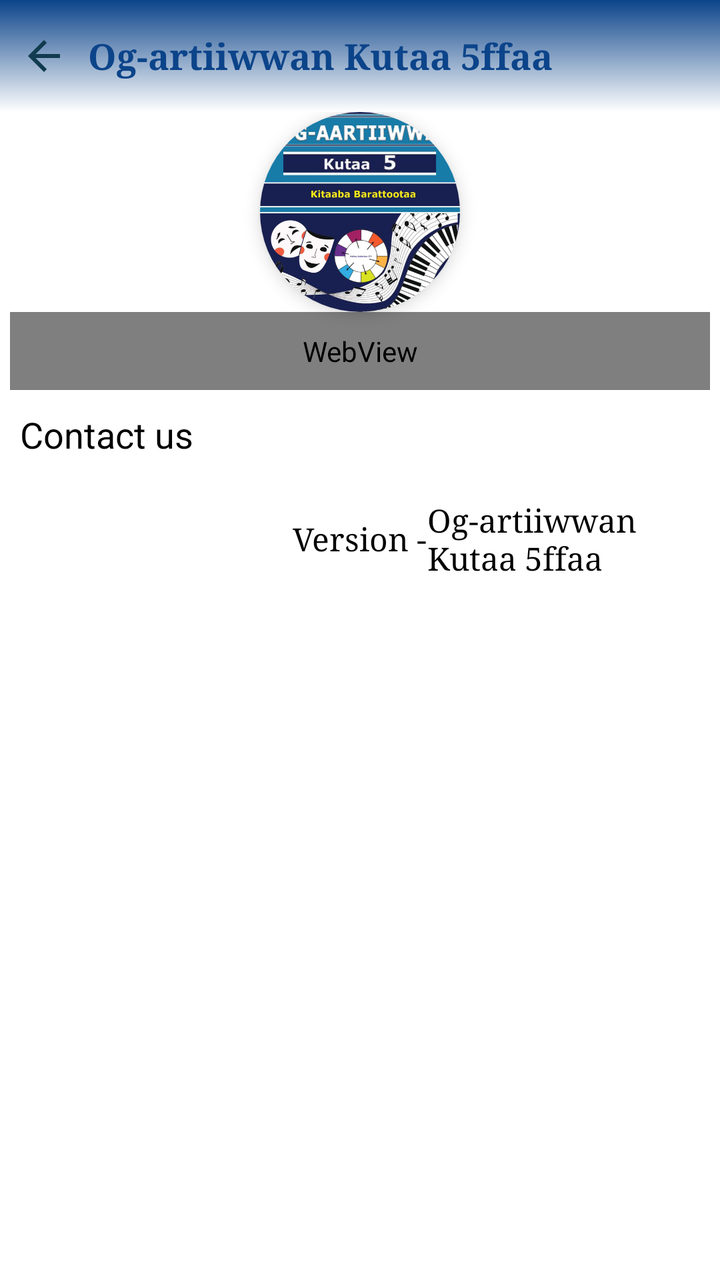
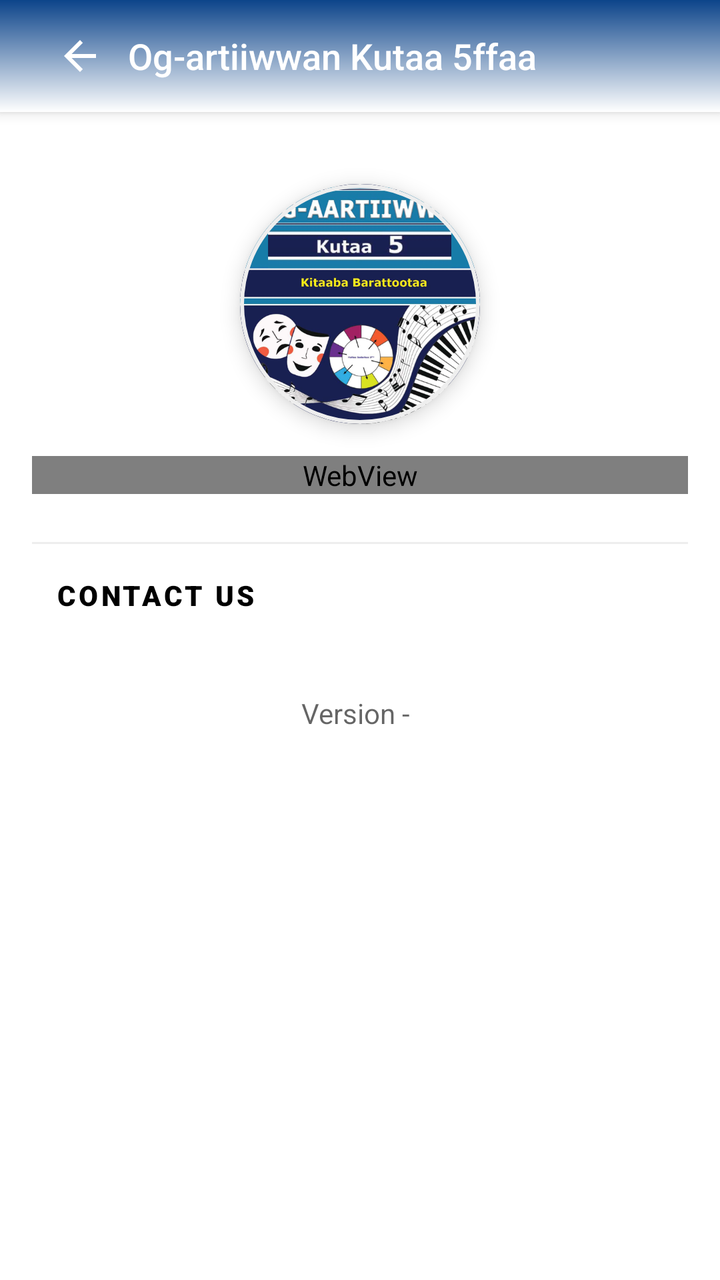

Screens rendered from an Android XML layout before and after an edit, with the pre-edit source and the edit as a unified diff.
<!-- AndroidManifest.xml: application theme AppTheme -->
<!-- res/layout/activity_about.xml -->
<?xml version="1.0" encoding="utf-8"?>
<RelativeLayout xmlns:android="http://schemas.android.com/apk/res/android"
    xmlns:ads="http://schemas.android.com/apk/res-auto"
    xmlns:tools="http://schemas.android.com/tools"
    android:layout_width="match_parent"
    android:layout_height="match_parent"
    xmlns:app="http://schemas.android.com/apk/res-auto"
    android:layout_weight="100"
    android:background="@color/white"
    android:orientation="vertical">

    <RelativeLayout
        android:id="@+id/toolbar"
        android:layout_width="match_parent"
        android:layout_height="?attr/actionBarSize"
        android:background="@drawable/nav_header_bg">

        <ImageButton
            android:id="@+id/ib_back"
            android:layout_width="wrap_content"
            android:layout_height="wrap_content"
            android:layout_centerVertical="true"
            android:background="@android:color/transparent"
            android:contentDescription="@string/app_name"
            android:padding="10dp"
            android:src="@drawable/ic_baseline_arrow_back_24" />

        <TextView
            android:id="@+id/tv_title"
            android:layout_width="match_parent"
            android:layout_height="wrap_content"
            android:layout_centerVertical="true"
            android:layout_marginEnd="40dp"
            android:layout_toEndOf="@id/ib_back"
            android:ellipsize="marquee"
            android:fontFamily="serif"
            android:singleLine="true"
            android:text="@string/app_name"
            android:textColor="@color/colorPrimaryDark"
            android:textSize="18sp"
            android:textStyle="bold" />

    </RelativeLayout>

    <ScrollView
        android:layout_width="match_parent"
        android:layout_height="wrap_content"
        android:layout_below="@id/toolbar"
        android:background="@color/white">

        <LinearLayout
            android:layout_width="match_parent"
            android:layout_height="match_parent"
            android:orientation="vertical">

            <androidx.cardview.widget.CardView
                android:layout_width="100dp"
                android:layout_height="100dp"
                ads:cardElevation="5dp"
                ads:cardMaxElevation="10dp"
                ads:cardCornerRadius="100dp"
                android:layout_gravity="center_horizontal">

                <ImageView
                    android:id="@+id/imageView"
                    android:layout_width="100dp"
                    android:layout_height="100dp"
                    android:layout_gravity="center_horizontal"
                    android:contentDescription="@string/app_name"
                    android:scaleType="centerCrop"
                    android:src="@drawable/icon" />

            </androidx.cardview.widget.CardView>

            <WebView
                android:id="@+id/webView"
                android:layout_width="match_parent"
                android:layout_height="wrap_content"
                android:layout_marginStart="5dp"
                android:layout_marginEnd="5dp"
                android:padding="10dp" />

            <LinearLayout
                android:layout_width="match_parent"
                android:layout_height="wrap_content"
                android:orientation="vertical">

                <TextView
                    style="@style/TextAppearance.MaterialComponents.Headline3"
                    android:layout_width="match_parent"
                    android:layout_height="wrap_content"
                    android:padding="10dp"
                    android:textColor="@color/black"
                    android:text="@string/contact_us"
                    android:textSize="18sp" />

                <androidx.recyclerview.widget.RecyclerView
                    android:id="@+id/recycler_about"
                    android:layout_width="match_parent"
                    android:layout_height="wrap_content"
                    android:orientation="horizontal"
                    app:layoutManager="androidx.recyclerview.widget.StaggeredGridLayoutManager"
                    app:spanCount="2"
                    tools:listitem="@layout/about_list_item" />

            </LinearLayout>

            <RelativeLayout
                android:layout_width="match_parent"
                android:layout_height="wrap_content">

                <TextView
                    android:id="@+id/v"
                    android:layout_width="wrap_content"
                    android:layout_height="wrap_content"
                    android:layout_centerInParent="true"
                    android:fontFamily="serif"
                    android:padding="10dp"
                    android:paddingStart="0dp"
                    android:paddingEnd="0dp"
                    android:text="@string/version"
                    android:textSize="16sp" />

                <TextView
                    android:id="@+id/version_tv"
                    android:layout_width="wrap_content"
                    android:layout_height="wrap_content"
                    android:layout_centerVertical="true"
                    android:fontFamily="serif"
                    android:textSize="16sp"
                    android:layout_toEndOf="@+id/v"
                    android:padding="10dp"
                    android:paddingStart="0dp"
                    android:paddingEnd="0dp"
                    android:text="@string/app_name" />

            </RelativeLayout>

            <LinearLayout
                android:id="@+id/banner_container"
                android:layout_width="match_parent"
                android:layout_height="wrap_content"
                android:orientation="vertical"/>

        </LinearLayout>

    </ScrollView>

</RelativeLayout>
<!-- res/layout/about_list_item.xml (included above) -->
<?xml version="1.0" encoding="utf-8"?>
<androidx.cardview.widget.CardView xmlns:android="http://schemas.android.com/apk/res/android"
    xmlns:ads="http://schemas.android.com/apk/res-auto"
    android:layout_width="250dp"
    android:layout_height="wrap_content"
    android:layout_margin="5dp"
    android:background="@color/white"
    ads:cardCornerRadius="3dp"
    ads:cardElevation="5dp"
    ads:cardMaxElevation="10dp">

    <RelativeLayout
        android:layout_width="match_parent"
        android:layout_height="wrap_content"
        android:background="@color/white"
        android:padding="5dp">

        <ImageView
            android:id="@+id/image_about"
            android:layout_width="32dp"
            android:layout_height="32dp"
            android:contentDescription="@string/app_name"
            android:scaleType="fitXY"
            android:src="@drawable/fb" />

        <TextView
            android:id="@+id/about_name"
            android:layout_width="match_parent"
            android:layout_height="32dp"
            android:layout_marginStart="10dp"
            android:layout_marginEnd="10dp"
            android:singleLine="true"
            android:layout_toEndOf="@id/image_about"
            android:fontFamily="serif"
            android:gravity="center_vertical"
            android:text="@string/app_name"
            android:textSize="16sp" />

    </RelativeLayout>

</androidx.cardview.widget.CardView>
<!-- resources referenced by this layout -->
<resources>
  <color name="black">#FF000000</color>
  <color name="colorPrimaryDark">#0C448A</color>
  <color name="white">#FFFFFFFF</color>
  <!-- drawable fb: png bitmap (drawable, 4640 bytes) -->
  <!-- drawable ic_baseline_arrow_back_24 (drawable) -->
  <vector android:autoMirrored="true" android:height="24dp"
      android:tint="#113B4E" android:viewportHeight="24"
      android:viewportWidth="24" android:width="24dp" xmlns:android="http://schemas.android.com/apk/res/android">
      <path android:fillColor="@android:color/white" android:pathData="M20,11H7.83l5.59,-5.59L12,4l-8,8 8,8 1.41,-1.41L7.83,13H20v-2z"/>
  </vector>
  <!-- drawable icon: png bitmap (drawable, 236551 bytes) -->
  <!-- drawable nav_header_bg (drawable) -->
  <?xml version="1.0" encoding="utf-8"?>
  <shape xmlns:android="http://schemas.android.com/apk/res/android"
      android:shape="rectangle">
      <gradient android:angle="90"
          android:centerX="0"
          android:centerY="0"
          android:endColor="@color/colorPrimaryDark"
          android:centerColor="#FFFFFF"/>
  </shape>
  <string name="app_name">Og-artiiwwan Kutaa 5ffaa</string>
  <string name="contact_us">Contact us</string>
  <string name="version">Version - </string>
  <style name="AppTheme" parent="Theme.MaterialComponents.DayNight.NoActionBar.Bridge">
          <item name="colorPrimary">@color/colorPrimary</item>
          <item name="colorPrimaryDark">@color/colorPrimaryDark</item>
          <item name="colorAccent">@color/colorAccent</item>
          <item name="overlapAnchor">false</item>
          <item name="android:dropDownVerticalOffset">?attr/actionBarSize</item>
          <item name="android:itemBackground">@drawable/nav_header_bg</item>
          <item name="android:textColor">@color/black</item>
      </style>
  <color name="colorPrimary">#185DB3</color>
  <color name="colorAccent">#0E77CA</color>
</resources>

<!-- the commit's change to res/layout/activity_about.xml (unified diff, before → after) -->
@@ -1,191 +1,196 @@
 <?xml version="1.0" encoding="utf-8"?>
-<RelativeLayout xmlns:android="http://schemas.android.com/apk/res/android"
-    xmlns:ads="http://schemas.android.com/apk/res-auto"
+<androidx.coordinatorlayout.widget.CoordinatorLayout xmlns:android="http://schemas.android.com/apk/res/android"
+    xmlns:app="http://schemas.android.com/apk/res-auto"
     xmlns:tools="http://schemas.android.com/tools"
     android:layout_width="match_parent"
     android:layout_height="match_parent"
-    xmlns:app="http://schemas.android.com/apk/res-auto"
-    android:layout_weight="100"
-    android:background="@color/white"
-    android:orientation="vertical">
+    android:background="@color/white">
 
-    <RelativeLayout
-        android:id="@+id/toolbar"
+    <com.google.android.material.appbar.AppBarLayout
         android:layout_width="match_parent"
-        android:layout_height="?attr/actionBarSize"
+        android:layout_height="wrap_content"
         android:background="@drawable/nav_header_bg">
 
-        <ImageButton
-            android:id="@+id/ib_back"
-            android:layout_width="wrap_content"
-            android:layout_height="wrap_content"
-            android:layout_centerVertical="true"
-            android:background="@android:color/transparent"
-            android:contentDescription="@string/app_name"
-            android:padding="10dp"
-            android:src="@drawable/ic_baseline_arrow_back_24" />
+        <androidx.appcompat.widget.Toolbar
+            android:id="@+id/toolbar"
+            android:layout_width="match_parent"
+            android:layout_height="?attr/actionBarSize"
+            app:contentInsetStartWithNavigation="0dp">
 
-        <TextView
-            android:id="@+id/tv_title"
-            android:layout_width="match_parent"
-            android:layout_height="wrap_content"
-            android:layout_centerVertical="true"
-            android:layout_marginEnd="40dp"
-            android:layout_toEndOf="@id/ib_back"
-            android:ellipsize="marquee"
-            android:fontFamily="serif"
-            android:singleLine="true"
-            android:text="@string/app_name"
-            android:textColor="@color/colorPrimaryDark"
-            android:textSize="18sp"
-            android:textStyle="bold" />
+            <ImageButton
+                android:id="@+id/ib_back"
+                android:layout_width="48dp"
+                android:layout_height="48dp"
+                android:background="?attr/selectableItemBackgroundBorderless"
+                android:contentDescription="@string/app_name"
+                android:src="@drawable/ic_baseline_arrow_back_24"
+                app:tint="@color/white" />
 
-    </RelativeLayout>
+            <TextView
+                android:id="@+id/tv_title"
+                android:layout_width="wrap_content"
+                android:layout_height="wrap_content"
+                android:ellipsize="marquee"
+                android:fontFamily="sans-serif-medium"
+                android:singleLine="true"
+                android:text="@string/app_name"
+                android:textColor="@color/white"
+                android:textSize="18sp" />
 
-    <ScrollView
+        </androidx.appcompat.widget.Toolbar>
+    </com.google.android.material.appbar.AppBarLayout>
+
+    <androidx.core.widget.NestedScrollView
         android:layout_width="match_parent"
-        android:layout_height="wrap_content"
-        android:layout_below="@id/toolbar"
-        android:background="@color/white">
+        android:layout_height="match_parent"
+        app:layout_behavior="@string/appbar_scrolling_view_behavior">
 
         <LinearLayout
             android:layout_width="match_parent"
-            android:layout_height="match_parent"
-            android:orientation="vertical">
+            android:layout_height="wrap_content"
+            android:gravity="center_horizontal"
+            android:orientation="vertical"
+            android:padding="16dp">
 
-            <androidx.cardview.widget.CardView
-                android:layout_width="100dp"
-                android:layout_height="100dp"
-                ads:cardElevation="5dp"
-                ads:cardMaxElevation="10dp"
-                ads:cardCornerRadius="100dp"
-                android:layout_gravity="center_horizontal">
+            <com.google.android.material.card.MaterialCardView
+                android:layout_width="120dp"
+                android:layout_height="120dp"
+                android:layout_marginTop="20dp"
+                android:layout_marginBottom="16dp"
+                app:cardCornerRadius="60dp"
+                app:cardElevation="6dp"
+                app:strokeColor="#EEEEEE"
+                app:strokeWidth="2dp">
 
                 <ImageView
                     android:id="@+id/imageView"
-                    android:layout_width="100dp"
-                    android:layout_height="100dp"
-                    android:layout_gravity="center_horizontal"
-                    android:contentDescription="@string/app_name"
+                    android:layout_width="match_parent"
+                    android:layout_height="match_parent"
+                    android:contentDescription="@string/app_icon"
                     android:scaleType="centerCrop"
                     android:src="@drawable/icon" />
 
-            </androidx.cardview.widget.CardView>
+            </com.google.android.material.card.MaterialCardView>
 
             <WebView
                 android:id="@+id/webView"
                 android:layout_width="match_parent"
                 android:layout_height="wrap_content"
-                android:layout_marginStart="5dp"
-                android:layout_marginEnd="5dp"
-                android:padding="10dp" />
+                android:layout_marginBottom="24dp"
+                tools:ignore="WebViewLayout" />
+
+            <View
+                android:layout_width="match_parent"
+                android:layout_height="1dp"
+                android:background="#EEEEEE"
+                android:layout_marginBottom="16dp"/>
+
+            <TextView
+                android:layout_width="match_parent"
+                android:layout_height="wrap_content"
+                android:fontFamily="sans-serif-black"
+                android:text="@string/contact_us"
+                android:textAllCaps="true"
+                android:textColor="@color/black"
+                android:textSize="14sp"
+                android:letterSpacing="0.1"
+                android:layout_marginStart="8dp"
+                android:layout_marginBottom="8dp" />
+
+            <androidx.recyclerview.widget.RecyclerView
+                android:id="@+id/recycler_about"
+                android:layout_width="match_parent"
+                android:layout_height="wrap_content"
+                android:nestedScrollingEnabled="false"
+                app:layoutManager="androidx.recyclerview.widget.GridLayoutManager"
+                app:spanCount="1"
+                tools:listitem="@layout/about_list_item" />
 
             <LinearLayout
-                android:layout_width="match_parent"
+                android:layout_width="wrap_content"
                 android:layout_height="wrap_content"
-                android:orientation="vertical">
+                android:layout_marginTop="32dp"
+                android:alpha="0.6"
+                android:orientation="horizontal">
 
                 <TextView
-                    style="@style/TextAppearance.MaterialComponents.Headline3"
-                    android:layout_width="match_parent"
-                    android:layout_height="wrap_content"
-                    android:padding="10dp"
-                    android:textColor="@color/black"
-                    android:text="@string/contact_us"
-                    android:textSize="18sp" />
-
-                <androidx.recyclerview.widget.RecyclerView
-                    android:id="@+id/recycler_about"
-                    android:layout_width="match_parent"
-                    android:layout_height="wrap_content"
-                    android:orientation="horizontal"
-                    app:layoutManager="androidx.recyclerview.widget.StaggeredGridLayoutManager"
-                    app:spanCount="2"
-                    tools:listitem="@layout/about_list_item" />
-
-            </LinearLayout>
-
-            <RelativeLayout
-                android:layout_width="match_parent"
-                android:layout_height="wrap_content">
-
-                <TextView
-                    android:id="@+id/v"
                     android:layout_width="wrap_content"
                     android:layout_height="wrap_content"
-                    android:layout_centerInParent="true"
-                    android:fontFamily="serif"
-                    android:padding="10dp"
-                    android:paddingStart="0dp"
-                    android:paddingEnd="0dp"
                     android:text="@string/version"
-                    android:textSize="16sp" />
+                    android:textSize="14sp" />
 
                 <TextView
                     android:id="@+id/version_tv"
                     android:layout_width="wrap_content"
                     android:layout_height="wrap_content"
-                    android:layout_centerVertical="true"
-                    android:fontFamily="serif"
-                    android:textSize="16sp"
-                    android:layout_toEndOf="@+id/v"
-                    android:padding="10dp"
-                    android:paddingStart="0dp"
-                    android:paddingEnd="0dp"
-                    android:text="@string/app_name" />
-
-            </RelativeLayout>
+                    android:layout_marginStart="4dp"
+                    android:text=""
+                    android:textStyle="bold"
+                    android:textSize="14sp" />
+            </LinearLayout>
 
             <LinearLayout
                 android:id="@+id/banner_container"
                 android:layout_width="match_parent"
                 android:layout_height="wrap_content"
-                android:orientation="vertical"/>
+                android:layout_marginTop="24dp"
+                android:gravity="center"
+                android:orientation="vertical" />
 
         </LinearLayout>
+    </androidx.core.widget.NestedScrollView>
 
-    </ScrollView>
-
-</RelativeLayout>
+</androidx.coordinatorlayout.widget.CoordinatorLayout>
 <!-- res/layout/about_list_item.xml (included above) -->
 <?xml version="1.0" encoding="utf-8"?>
 <androidx.cardview.widget.CardView xmlns:android="http://schemas.android.com/apk/res/android"
-    xmlns:ads="http://schemas.android.com/apk/res-auto"
-    android:layout_width="250dp"
+    xmlns:app="http://schemas.android.com/apk/res-auto"
+    android:layout_width="match_parent"
     android:layout_height="wrap_content"
-    android:layout_margin="5dp"
-    android:background="@color/white"
-    ads:cardCornerRadius="3dp"
-    ads:cardElevation="5dp"
-    ads:cardMaxElevation="10dp">
+    android:layout_marginHorizontal="12dp"
+    android:layout_marginVertical="6dp"
+    android:clickable="true"
+    android:focusable="true"
+    android:foreground="?android:attr/selectableItemBackground"
+    app:cardCornerRadius="12dp"
+    app:cardElevation="4dp">
 
-    <RelativeLayout
+    <LinearLayout
         android:layout_width="match_parent"
         android:layout_height="wrap_content"
+        android:gravity="center_vertical"
         android:background="@color/white"
-        android:padding="5dp">
+        android:orientation="horizontal"
+        android:padding="16dp">
 
-        <ImageView
+        <com.google.android.material.imageview.ShapeableImageView
             android:id="@+id/image_about"
-            android:layout_width="32dp"
-            android:layout_height="32dp"
-            android:contentDescription="@string/app_name"
-            android:scaleType="fitXY"
-            android:src="@drawable/fb" />
+            android:layout_width="40dp"
+            android:layout_height="40dp"
+            android:padding="8dp"
+            android:src="@drawable/fb"
+            app:shapeAppearanceOverlay="@style/CircleImage"
+            android:background="#F0F2F5" />
 
         <TextView
             android:id="@+id/about_name"
-            android:layout_width="match_parent"
-            android:layout_height="32dp"
-            android:layout_marginStart="10dp"
-            android:layout_marginEnd="10dp"
-            android:singleLine="true"
-            android:layout_toEndOf="@id/image_about"
-            android:fontFamily="serif"
-            android:gravity="center_vertical"
-            android:text="@string/app_name"
+            android:layout_width="0dp"
+            android:layout_height="wrap_content"
+            android:layout_marginStart="16dp"
+            android:layout_weight="1"
+            android:fontFamily="sans-serif-medium"
+            android:text="@string/follow_us_on_facebook"
+            android:textColor="#212121"
             android:textSize="16sp" />
 
-    </RelativeLayout>
+        <ImageView
+            android:layout_width="20dp"
+            android:layout_height="20dp"
+            android:alpha="0.5"
+            android:contentDescription="@string/facebook"
+            android:src="@drawable/ic_chevron_right"
+            app:tint="@color/black" />
+
+    </LinearLayout>
 
 </androidx.cardview.widget.CardView>
<!-- resource entries referenced after the edit -->
@@ -10,6 +10,18 @@
       android:viewportWidth="24" android:width="24dp" xmlns:android="http://schemas.android.com/apk/res/android">
       <path android:fillColor="@android:color/white" android:pathData="M20,11H7.83l5.59,-5.59L12,4l-8,8 8,8 1.41,-1.41L7.83,13H20v-2z"/>
   </vector>
+  <!-- drawable ic_chevron_right (drawable) -->
+  <?xml version="1.0" encoding="utf-8"?>
+  <vector xmlns:android="http://schemas.android.com/apk/res/android"
+      android:width="24dp"
+      android:height="24dp"
+      android:viewportWidth="24"
+      android:viewportHeight="24"
+      android:tint="?attr/colorControlNormal">
+      <path
+          android:fillColor="@android:color/white"
+          android:pathData="M10,6L8.59,7.41L13.17,12l-4.58,4.59L10,18l6,-6z"/>
+  </vector>
   <!-- drawable icon: png bitmap (drawable, 236551 bytes) -->
   <!-- drawable nav_header_bg (drawable) -->
   <?xml version="1.0" encoding="utf-8"?>
@@ -21,19 +33,38 @@
           android:endColor="@color/colorPrimaryDark"
           android:centerColor="#FFFFFF"/>
   </shape>
+  <string name="app_icon">App icon</string>
   <string name="app_name">Og-artiiwwan Kutaa 5ffaa</string>
   <string name="contact_us">Contact us</string>
+  <string name="facebook">Facebook</string>
+  <string name="follow_us_on_facebook">Follow us on Facebook</string>
   <string name="version">Version - </string>
+  <style name="CircleImage">
+          <item name="cornerSize">50%</item>
+      </style>
   <style name="AppTheme" parent="Theme.MaterialComponents.DayNight.NoActionBar.Bridge">
           <item name="colorPrimary">@color/colorPrimary</item>
           <item name="colorPrimaryDark">@color/colorPrimaryDark</item>
           <item name="colorAccent">@color/colorAccent</item>
+  
           <item name="overlapAnchor">false</item>
           <item name="android:dropDownVerticalOffset">?attr/actionBarSize</item>
-          <item name="android:itemBackground">@drawable/nav_header_bg</item>
+  
           <item name="android:textColor">@color/black</item>
+  
+          <item name="android:listSeparatorTextViewStyle">@style/NavSeparatorText</item>
       </style>
   <color name="colorPrimary">#185DB3</color>
   <color name="colorAccent">#0E77CA</color>
+  <style name="NavSeparatorText" parent="Widget.AppCompat.TextView.SpinnerItem">
+          <item name="android:textColor">@color/colorPrimaryDark</item>
+          <item name="android:textSize">12sp</item>
+          <item name="android:textStyle">bold</item>
+          <item name="android:textAllCaps">true</item>
+          <item name="android:fontFamily">sans-serif-medium</item>
+          <item name="android:paddingStart">16dp</item>
+          <item name="android:paddingTop">16dp</item>
+          <item name="android:paddingBottom">8dp</item>
+      </style>
 </resources>
 
